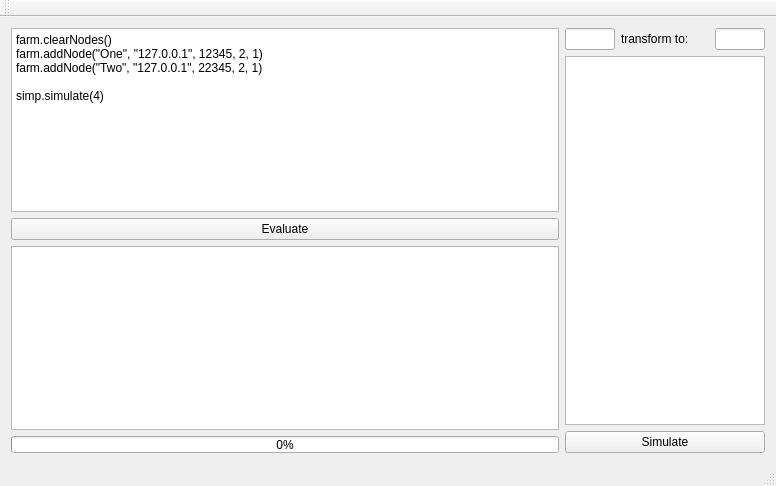
Above: ants3bundle/src/ants3/gui/mainwindow.ui from andrmor/ANTS3bundle before the change. Below: the same form after it.
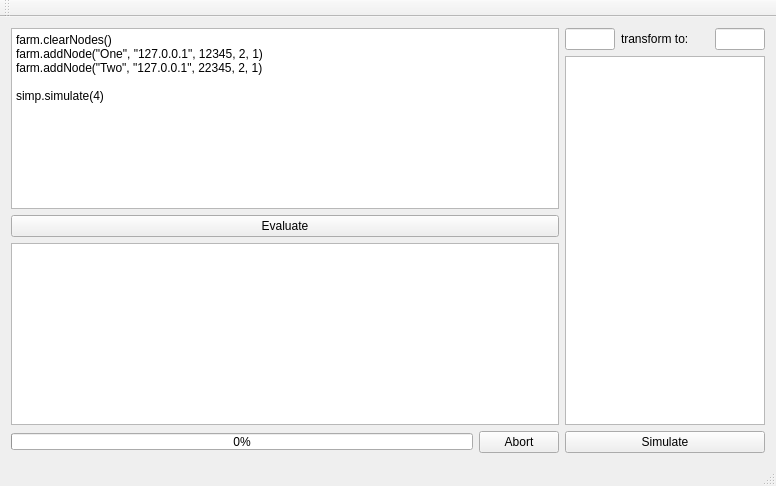
That is the form after the change.

Patch:
```diff
--- a/ants3bundle/src/ants3/gui/mainwindow.ui
+++ b/ants3bundle/src/ants3/gui/mainwindow.ui
@@ -39,6 +39,11 @@
        <widget class="QPlainTextEdit" name="pteScriptOut"/>
       </item>
       <item>
+       <layout class="QHBoxLayout" name="horizontalLayout_3">
+        <property name="topMargin">
+         <number>0</number>
+        </property>
+        <item>
        <widget class="QProgressBar" name="prBar">
         <property name="maximumSize">
          <size>
@@ -51,6 +56,15 @@
         </property>
        </widget>
       </item>
+        <item>
+         <widget class="QPushButton" name="pbAbort">
+          <property name="text">
+           <string>Abort</string>
+          </property>
+         </widget>
+        </item>
+       </layout>
+      </item>
      </layout>
     </item>
     <item>
```
Left out of the diff: 2 changed lines with no effect on the pictures. Lines whose indentation alone changed are shown as unchanged.
